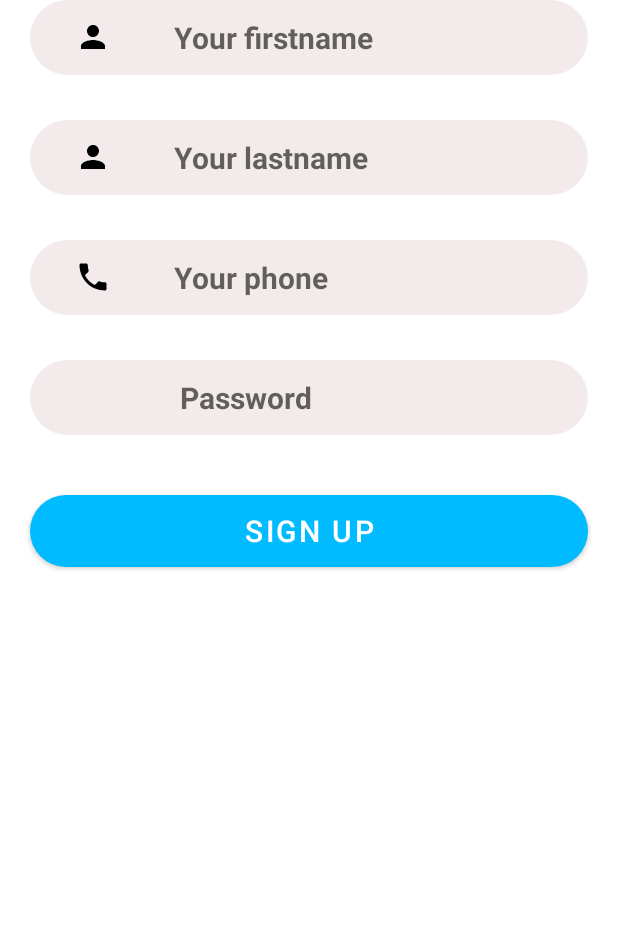
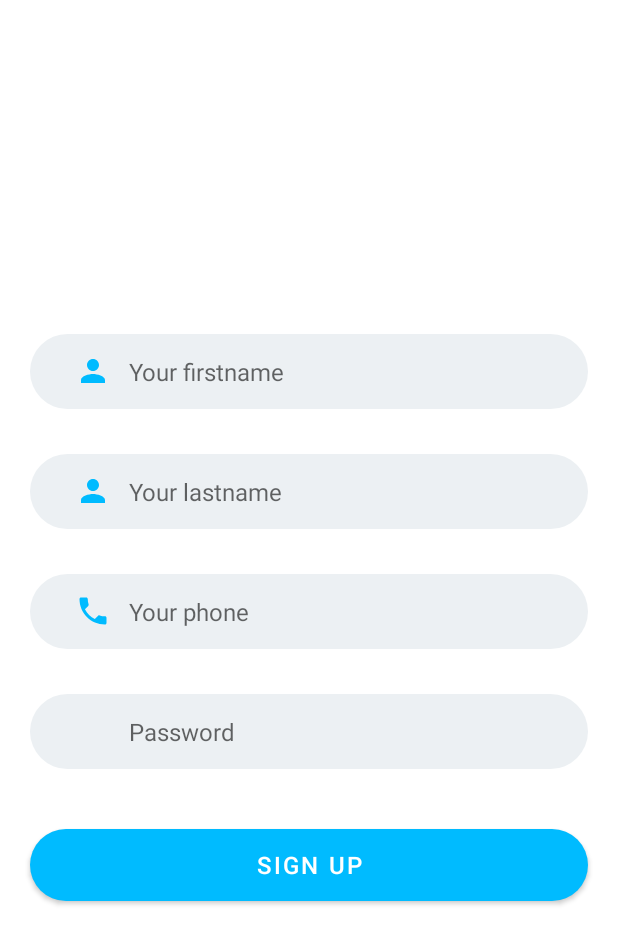
Before and after one commit to Amosentreprise/SocialMedia, an Android app: the layout activity_sign_up.xml on its own in the app's theme, with its tools: preview values and no code run, on a phone screen of 412 x 824 dp. Shown: the top 944 px of the screen. Run offline under Robolectric (Android 15) with nearby library versions, the phone set to English and light mode, and no system bars.

Commit message:
amelioration du design et la liaison entre les interfaces

```diff
--- a/app/src/main/AndroidManifest.xml
+++ b/app/src/main/AndroidManifest.xml
@@ -15,10 +15,10 @@
         tools:targetApi="31">
 
         <activity
-            android:name=".SignUpActivity"
+            android:name=".Activities.SignUpActivity"
             android:exported="false" />
         <activity
-            android:name=".LoginActivity"
+            android:name=".Activities.LoginActivity"
             android:exported="false" />
         <activity
             android:name=".MainActivity"
--- a/app/src/main/res/drawable/ic_baseline_person_24.xml
+++ b/app/src/main/res/drawable/ic_baseline_person_24.xml
@@ -1,4 +1,4 @@
-<vector android:height="24dp" android:tint="#000000"
+<vector android:height="24dp" android:tint="@color/blue"
     android:viewportHeight="24" android:viewportWidth="24"
     android:width="24dp" xmlns:android="http://schemas.android.com/apk/res/android">
     <path android:fillColor="@android:color/white" android:pathData="M12,12c2.21,0 4,-1.79 4,-4s-1.79,-4 -4,-4 -4,1.79 -4,4 1.79,4 4,4zM12,14c-2.67,0 -8,1.34 -8,4v2h16v-2c0,-2.66 -5.33,-4 -8,-4z"/>
--- a/app/src/main/res/drawable/ic_baseline_phone_24.xml
+++ b/app/src/main/res/drawable/ic_baseline_phone_24.xml
@@ -1,4 +1,4 @@
-<vector android:height="24dp" android:tint="#000000"
+<vector android:height="24dp" android:tint="@color/blue"
     android:viewportHeight="24" android:viewportWidth="24"
     android:width="24dp" xmlns:android="http://schemas.android.com/apk/res/android">
     <path android:fillColor="@android:color/white" android:pathData="M6.62,10.79c1.44,2.83 3.76,5.14 6.59,6.59l2.2,-2.2c0.27,-0.27 0.67,-0.36 1.02,-0.24 1.12,0.37 2.33,0.57 3.57,0.57 0.55,0 1,0.45 1,1V20c0,0.55 -0.45,1 -1,1 -9.39,0 -17,-7.61 -17,-17 0,-0.55 0.45,-1 1,-1h3.5c0.55,0 1,0.45 1,1 0,1.25 0.2,2.45 0.57,3.57 0.11,0.35 0.03,0.74 -0.25,1.02l-2.2,2.2z"/>
--- a/app/src/main/res/layout/activity_sign_up.xml
+++ b/app/src/main/res/layout/activity_sign_up.xml
@@ -4,82 +4,93 @@
     xmlns:tools="http://schemas.android.com/tools"
     android:layout_width="match_parent"
     android:layout_height="match_parent"
-    tools:context=".Activities.SignUpActivity">
+    tools:context=".Activities.SignUpActivity"
+    android:id="@+id/layout"
+
+
+    >
+<LinearLayout
+    android:layout_width="match_parent"
+    android:layout_height="match_parent"
+    android:orientation="vertical"
+    android:gravity="center">
 
     <EditText
         android:id="@+id/firstname_Edit"
-        android:layout_width="0dp"
+        android:layout_width="match_parent"
         android:layout_height="50dp"
         android:layout_marginHorizontal="20dp"
         android:background="@drawable/bg_edit_text"
         android:drawableStart="@drawable/ic_baseline_person_24"
-        android:hint="         Your firstname"
+        android:hint="Your firstname"
+        android:drawablePadding="12dp"
         android:maxLines="1"
         android:paddingHorizontal="30dp"
         app:layout_constraintEnd_toEndOf="parent"
         app:layout_constraintStart_toStartOf="parent"
-        tools:layout_editor_absoluteY="150dp"
-        android:textSize="20sp"
-        android:textStyle="bold"
-        android:inputType="text"/>
+        app:layout_constraintTop_toTopOf="@+id/layout"
+        android:textSize="16sp"
+        android:inputType="text"
+        tools:ignore="MissingConstraints"
+        />
 
     <EditText
         android:id="@+id/lastname_Edit"
-        android:layout_width="0dp"
+        android:layout_width="match_parent"
         android:layout_height="50dp"
         android:layout_marginHorizontal="20dp"
         android:background="@drawable/bg_edit_text"
         android:drawableStart="@drawable/ic_baseline_person_24"
-        android:hint="         Your lastname"
+        android:hint="Your lastname"
+        android:drawablePadding="12dp"
         android:maxLines="1"
         android:paddingHorizontal="30dp"
         app:layout_constraintEnd_toEndOf="parent"
         app:layout_constraintStart_toStartOf="parent"
         app:layout_constraintTop_toBottomOf="@+id/firstname_Edit"
         android:layout_marginTop="30dp"
-        android:textSize="20sp"
-        android:textStyle="bold"
+        android:textSize="16sp"
         android:inputType="text"/>
 
     <EditText
         android:id="@+id/phone_Edit"
-        android:layout_width="0dp"
+        android:layout_width="match_parent"
         android:layout_height="50dp"
         android:layout_marginHorizontal="20dp"
         android:background="@drawable/bg_edit_text"
         android:drawableStart="@drawable/ic_baseline_phone_24"
-        android:hint="         Your phone"
+        android:hint="Your phone"
+        android:drawablePadding="12dp"
         android:maxLines="1"
         android:paddingHorizontal="30dp"
         app:layout_constraintEnd_toEndOf="parent"
         app:layout_constraintStart_toStartOf="parent"
         app:layout_constraintTop_toBottomOf="@+id/lastname_Edit"
         android:layout_marginTop="30dp"
-        android:textSize="20sp"
-        android:textStyle="bold"
+        android:textSize="16sp"
         android:inputType="phone"/>
 
     <EditText
         android:id="@+id/password_Edit"
-        android:layout_width="0dp"
+        android:layout_width="match_parent"
         android:layout_height="50dp"
         android:layout_marginHorizontal="20dp"
         android:background="@drawable/bg_edit_text"
-        android:hint="               Password"
+        android:hint="         Password"
+        android:paddingLeft="80dp"
         android:maxLines="1"
         android:paddingHorizontal="30dp"
         app:layout_constraintEnd_toEndOf="parent"
         app:layout_constraintStart_toStartOf="parent"
         app:layout_constraintTop_toBottomOf="@+id/phone_Edit"
         android:layout_marginTop="30dp"
-        android:textSize="20sp"
-        android:textStyle="bold"
+        android:textSize="16sp"
         android:inputType="textPassword"
         />
 
     <Button
         android:id="@+id/sign_up_btn"
-        android:layout_width="0dp"
+        android:layout_width="match_parent"
         android:layout_height="wrap_content"
         app:layout_constraintTop_toBottomOf="@+id/password_Edit"
         app:layout_constraintStart_toStartOf="parent"
@@ -88,7 +99,11 @@
         android:background="@drawable/bg_btn"
         android:layout_marginTop="40dp"
         android:text="Sign up"
-        android:textSize="20sp"
+        android:textSize="16sp"
         android:elevation="5dp"/>
 
+
+</LinearLayout>
+
+
 </androidx.constraintlayout.widget.ConstraintLayout>
--- a/app/src/main/res/values/colors.xml
+++ b/app/src/main/res/values/colors.xml
@@ -2,6 +2,6 @@
 <resources>
     <color name="blue">#00BBFF</color>
     <color name="white">#FFFFFF</color>
-    <color name="grey">#F3EBEB</color>
+    <color name="grey">#ECF0F3</color>
 
 </resources>
```
Also changed, not shown: app/src/main/java/com/hoptech/socialmedia/Activities/LoginActivity.java (+14 -1 lines), app/src/main/java/com/hoptech/socialmedia/Activities/SignUpActivity.java (+11 -1 lines), app/src/main/java/com/hoptech/socialmedia/MainActivity.java (+14 -1 lines), app/src/main/res/layout/activity_login.xml (+20 -17 lines), app/src/main/res/layout/activity_main.xml (+5 -6 lines).
